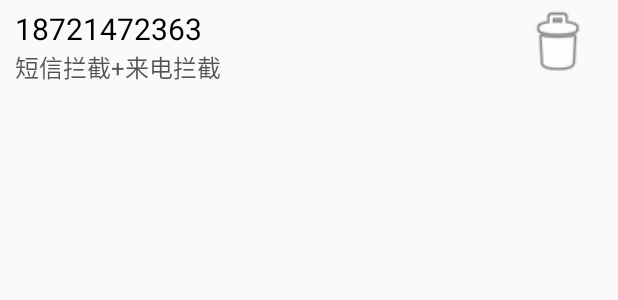
After one commit to fimi2008/Mobile, an Android app: the layout item_call_safe.xml on its own in the app's theme, with its tools: preview values and no code run, on a phone screen of 412 x 824 dp. The commit adds this screen. Shown: the top 300 px of the screen. Run offline under Robolectric (Android 15) with nearby library versions, the phone set to English and light mode, and no system bars.

```diff
--- a/app/src/main/java/com/ran/mobilesafe/activity/BaseSetupActivity.java
+++ b/app/src/main/java/com/ran/mobilesafe/activity/BaseSetupActivity.java
@@ -15,7 +15,7 @@ import com.ran.mobilesafe.properties.ParameterUtils;
  * 作者: wangxiang on 15/10/19 16:02
  * 邮箱: vonshine15@163.com
  */
-public abstract  class BaseSetupActivity extends Activity{
+public abstract class BaseSetupActivity extends Activity{
     private GestureDetector mGesture;
     public SharedPreferences mPref;
 
--- a/app/src/main/java/com/ran/mobilesafe/activity/HomeActivity.java
+++ b/app/src/main/java/com/ran/mobilesafe/activity/HomeActivity.java
@@ -73,7 +73,8 @@ public class HomeActivity extends Activity {
                         break;
                     case 2:
                         break;
-                    case 1:
+                    case 1: // 通讯卫士
+                        startActivity(new Intent(HomeActivity.this, CallSafeActivity.class));
                         break;
                     case 0:// 手机防盗
                         showPwdDialog();
--- /dev/null
+++ b/app/src/main/res/layout/item_call_safe.xml
@@ -0,0 +1,34 @@
+<?xml version="1.0" encoding="utf-8"?>
+<RelativeLayout xmlns:android="http://schemas.android.com/apk/res/android"
+    android:layout_width="wrap_content"
+    android:layout_height="wrap_content">
+
+    <TextView
+        android:id="@id/tv_number"
+        android:layout_width="wrap_content"
+        android:layout_height="wrap_content"
+        android:textSize="20sp"
+        android:layout_marginLeft="10dp"
+        android:layout_marginTop="5dp"
+        android:textColor="@color/black"
+        android:text="18721472363"/>
+
+    <TextView
+        android:id="@id/tv_mode"
+        android:layout_width="wrap_content"
+        android:layout_height="wrap_content"
+        android:textSize="16sp"
+        android:textColor="#a000"
+        android:layout_below="@id/tv_number"
+        android:layout_marginLeft="10dp"
+        android:text="短信拦截+来电拦截"/>
+
+    <ImageView
+        android:layout_centerVertical="true"
+        android:layout_alignParentRight="true"
+        android:layout_marginRight="15dp"
+        android:layout_width="50dp"
+        android:layout_height="50dp"
+        android:src="@android:drawable/ic_menu_delete"/>
+
+</RelativeLayout>
--- /dev/null
+++ b/app/src/main/res/layout/list_view.xml
@@ -0,0 +1,6 @@
+<?xml version="1.0" encoding="utf-8"?>
+<ListView xmlns:android="http://schemas.android.com/apk/res/android"
+    android:layout_width="match_parent"
+    android:layout_height="match_parent">
+
+</ListView>
--- /dev/null
+++ b/app/src/main/res/values/ids.xml
@@ -0,0 +1,5 @@
+<?xml version="1.0" encoding="utf-8"?>
+<resources>
+    <item type="id" name="tv_number"/>
+    <item type="id" name="tv_mode"/>
+</resources>
--- a/app/src/main/res/values/strings.xml
+++ b/app/src/main/res/values/strings.xml
@@ -3,4 +3,5 @@
 
     <string name="hello_world">Hello world!</string>
     <string name="action_settings">Settings</string>
+    <string name="title_activity_call_safe">CallSafeActivity</string>
 </resources>
```
Also changed, not shown: app/src/main/AndroidManifest.xml (+40 -30 lines), app/src/main/java/com/ran/mobilesafe/activity/CallSafeActivity.java (added, +88 -0 lines), app/src/main/java/com/ran/mobilesafe/adapter/MyBaseAdapter.java (added, +40 -0 lines), app/src/main/java/com/ran/mobilesafe/bean/BlackNumberInfo.java (added, +28 -0 lines), app/src/main/java/com/ran/mobilesafe/db/dao/BlackNumberDao.java (added, +117 -0 lines), app/src/main/java/com/ran/mobilesafe/db/dao/BlackNumberOpenHelper.java (added, +33 -0 lines), app/src/main/res/layout/activity_call_safe.xml (added, +14 -0 lines), app/src/main/res/menu/menu_call_safe.xml (added, +7 -0 lines), 小火箭/src/main/java/com/ran/rocket/BackgroundActivity.java (line endings or trailing spaces), 1 other file.
